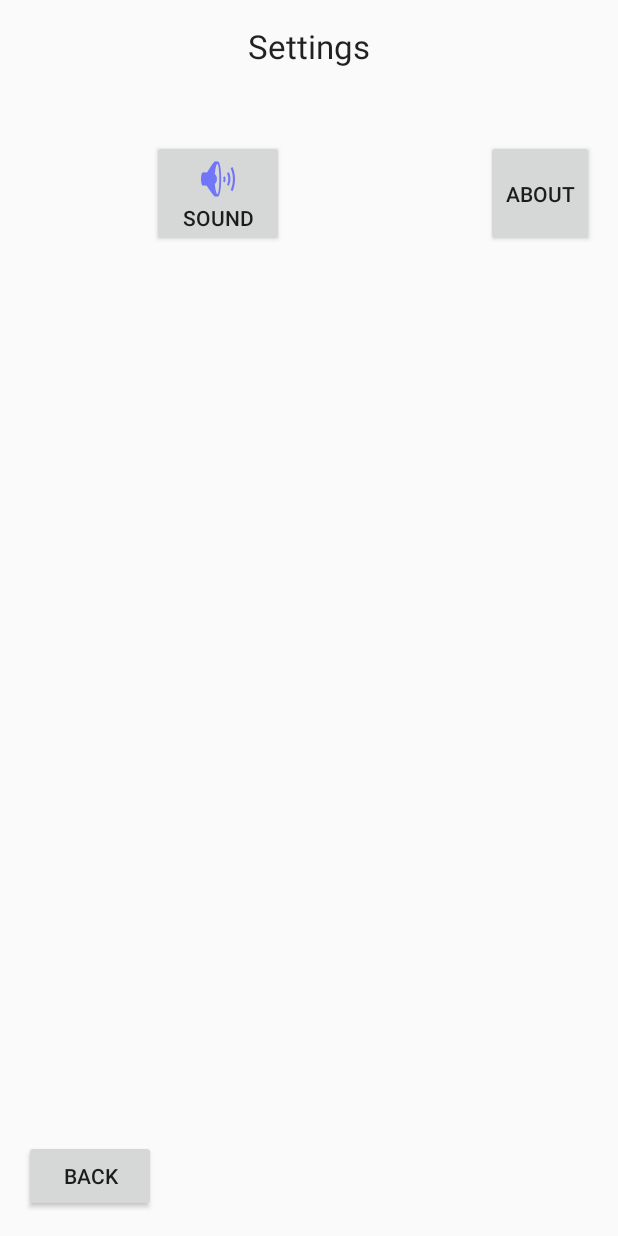
After one commit to rtduong/kaleido, an Android app: the SettingsActivity screen opened directly, with no data from a screen before it, on a phone screen of 412 x 824 dp. The commit adds this screen. Run offline under Robolectric (Android 15) with nearby library versions, the phone set to English and light mode, and no system bars.

Commit message:
Add Settings activity and layout

```diff
--- a/Kaleido/app/src/main/AndroidManifest.xml
+++ b/Kaleido/app/src/main/AndroidManifest.xml
@@ -8,14 +8,16 @@
         android:label="@string/app_name"
         android:supportsRtl="true"
         android:theme="@style/Theme.AppCompat.Light.NoActionBar">
-        <activity android:name=".MenuActivity" android:screenOrientation="landscape">
+        <activity
+            android:name=".MenuActivity"
+            android:screenOrientation="landscape">
             <intent-filter>
                 <action android:name="android.intent.action.MAIN" />
 
                 <category android:name="android.intent.category.LAUNCHER" />
             </intent-filter>
         </activity>
-
+        <activity android:name=".SettingsActivity"></activity>
     </application>
 
 </manifest>
--- a/Kaleido/app/src/main/java/edu/uw/rtduong/kaleido/MenuActivity.java
+++ b/Kaleido/app/src/main/java/edu/uw/rtduong/kaleido/MenuActivity.java
@@ -2,6 +2,8 @@ package edu.uw.rtduong.kaleido;
 
 import android.support.v7.app.AppCompatActivity;
 import android.os.Bundle;
+import android.view.View;
+import android.widget.Button;
 
 public class MenuActivity extends AppCompatActivity {
 
@@ -9,5 +11,13 @@ public class MenuActivity extends AppCompatActivity {
     protected void onCreate(Bundle savedInstanceState) {
         super.onCreate(savedInstanceState);
         setContentView(R.layout.activity_menu);
+
+        final Button penButton = (Button) this.findViewById(R.id.btnSettingsId);
+        penButton.setOnClickListener(new View.OnClickListener() {
+            @Override
+            public void onClick(View v) {
+
+            }
+        });
     }
 }
--- /dev/null
+++ b/Kaleido/app/src/main/java/edu/uw/rtduong/kaleido/SettingsActivity.java
@@ -0,0 +1,13 @@
+package edu.uw.rtduong.kaleido;
+
+import android.support.v7.app.AppCompatActivity;
+import android.os.Bundle;
+
+public class SettingsActivity extends AppCompatActivity {
+
+    @Override
+    protected void onCreate(Bundle savedInstanceState) {
+        super.onCreate(savedInstanceState);
+        setContentView(R.layout.activity_settings);
+    }
+}
--- /dev/null
+++ b/Kaleido/app/src/main/res/layout/activity_settings.xml
@@ -0,0 +1,54 @@
+<?xml version="1.0" encoding="utf-8"?>
+<RelativeLayout xmlns:android="http://schemas.android.com/apk/res/android"
+    xmlns:tools="http://schemas.android.com/tools"
+    android:layout_width="match_parent"
+    android:layout_height="match_parent"
+    android:paddingBottom="@dimen/activity_vertical_margin"
+    android:paddingLeft="@dimen/activity_horizontal_margin"
+    android:paddingRight="@dimen/activity_horizontal_margin"
+    android:paddingTop="@dimen/activity_vertical_margin"
+    tools:context="edu.uw.rtduong.kaleido.SettingsActivity">
+
+    <TextView
+        android:layout_width="wrap_content"
+        android:layout_height="wrap_content"
+        android:textAppearance="?android:attr/textAppearanceLarge"
+        android:text="Settings"
+        android:layout_centerHorizontal="true"
+        android:id="@+id/textView" />
+
+    <Button
+        android:layout_width="wrap_content"
+        android:layout_height="wrap_content"
+        android:text="Sound"
+        android:id="@+id/btnSoundId"
+        android:drawableTop="@drawable/ic_sound_menu"
+        android:layout_marginLeft="85dp"
+        android:layout_marginStart="85dp"
+        android:layout_alignParentTop="true"
+        android:layout_alignParentLeft="true"
+        android:layout_alignParentStart="true"
+        android:layout_marginTop="77dp" />
+
+    <Button
+        android:layout_width="wrap_content"
+        android:layout_height="wrap_content"
+        android:text="About"
+        android:id="@+id/btnAboutId"
+        android:layout_alignTop="@+id/btnSoundId"
+        android:layout_toRightOf="@+id/textView"
+        android:layout_toEndOf="@+id/textView"
+        android:layout_marginLeft="77dp"
+        android:layout_marginStart="77dp"
+        android:layout_alignBottom="@+id/btnSoundId" />
+
+    <Button
+        android:layout_width="wrap_content"
+        android:layout_height="wrap_content"
+        android:text="Back"
+        android:id="@+id/btnBackId"
+        android:layout_alignParentBottom="true"
+        android:layout_alignParentLeft="true"
+        android:layout_alignParentStart="true" />
+
+</RelativeLayout>
```
Also changed, not shown: Kaleido/app/src/main/res/drawable-hdpi/ic_sound_menu.png (added), Kaleido/app/src/main/res/drawable-mdpi/ic_sound_menu.png (added), Kaleido/app/src/main/res/drawable-xhdpi/ic_sound_menu.png (added), Kaleido/app/src/main/res/drawable-xxhdpi/ic_sound_menu.png (added).
